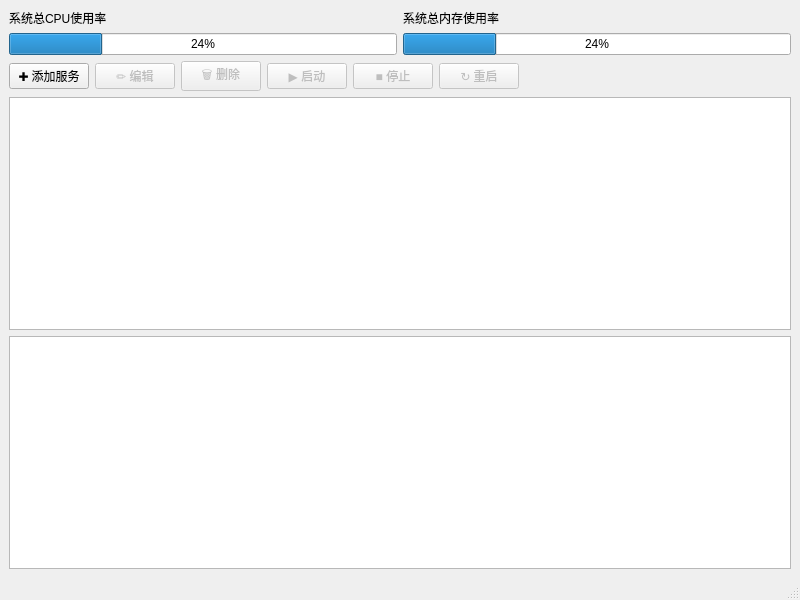
The window that gui/mainwindow.ui (lls101/proc_manager) describes before a commit, drawn with Qt 5.
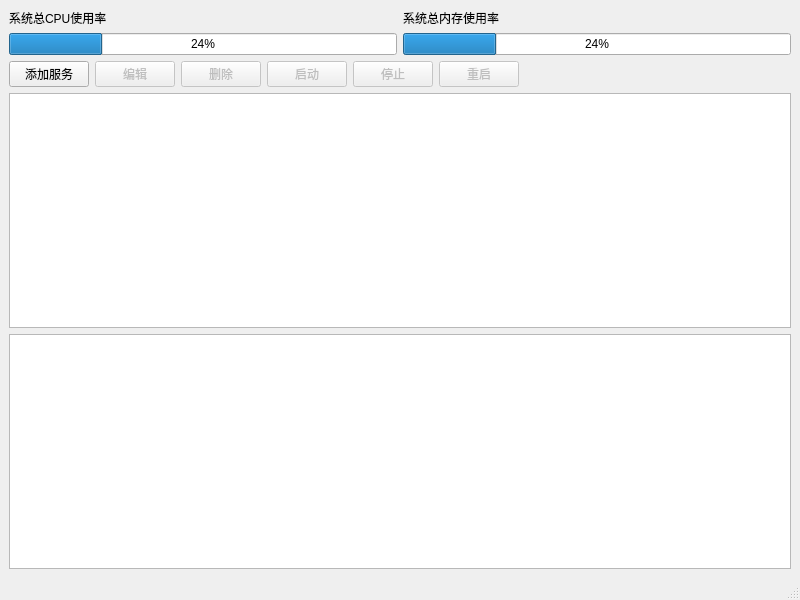
The same window after the commit.

```diff
--- a/gui/mainwindow.ui
+++ b/gui/mainwindow.ui
@@ -60,7 +60,7 @@
         <item>
          <widget class="QPushButton" name="btnAdd">
           <property name="text">
-           <string>✚ 添加服务</string>
+           <string>添加服务</string>
           </property>
          </widget>
         </item>
@@ -70,7 +70,7 @@
            <bool>false</bool>
           </property>
           <property name="text">
-           <string>✏️ 编辑</string>
+           <string>编辑</string>
           </property>
          </widget>
         </item>
@@ -80,7 +80,7 @@
            <bool>false</bool>
           </property>
           <property name="text">
-           <string>🗑️ 删除</string>
+           <string>删除</string>
           </property>
          </widget>
         </item>
@@ -90,7 +90,7 @@
            <bool>false</bool>
           </property>
           <property name="text">
-           <string>▶ 启动</string>
+           <string>启动</string>
           </property>
          </widget>
         </item>
@@ -100,7 +100,7 @@
            <bool>false</bool>
           </property>
           <property name="text">
-           <string>■ 停止</string>
+           <string>停止</string>
           </property>
          </widget>
         </item>
@@ -110,7 +110,7 @@
            <bool>false</bool>
           </property>
           <property name="text">
-           <string>↻ 重启</string>
+           <string>重启</string>
           </property>
          </widget>
         </item>
```
